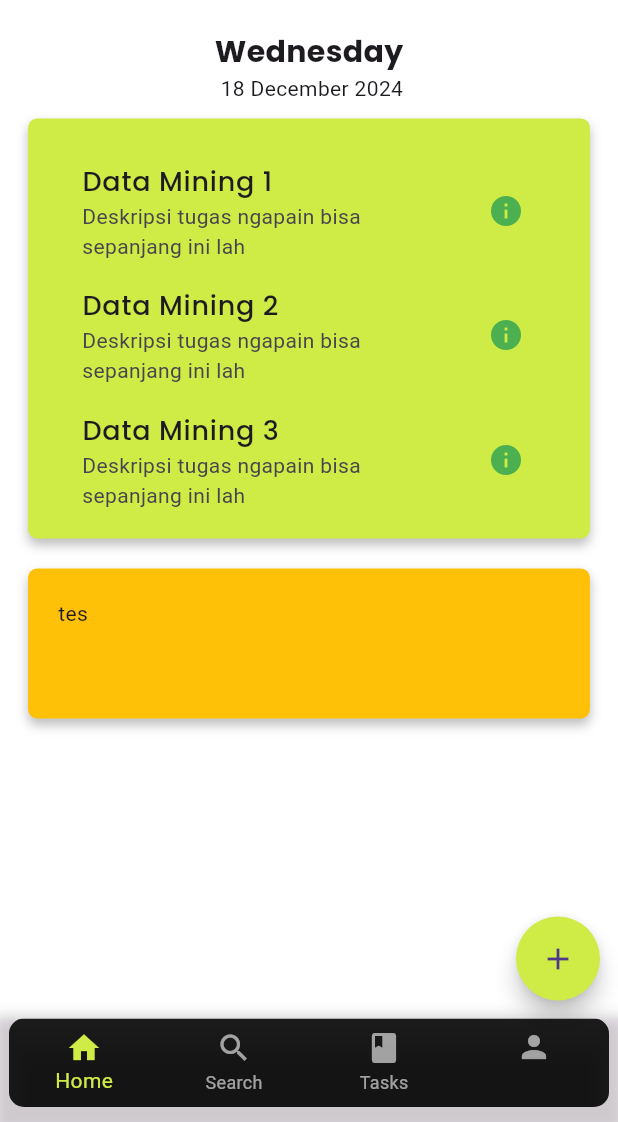
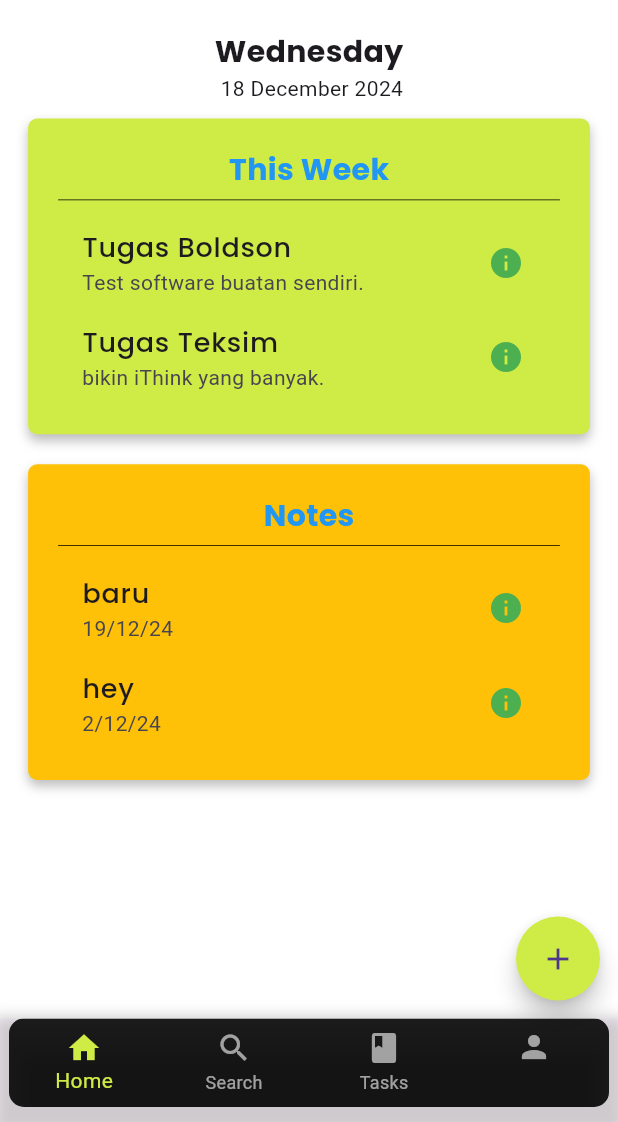
Before and after one commit to fathursyh/pretty_notes, a Flutter app: the MainLayout screen opened by its route, after a tap on the "add" icon, on a phone screen of 412 x 824 dp, the part 114-1236 px from its top. Run offline on Flutter 3.47's test engine with Material 3 defaults, Android fonts, the phone set to English and light mode, and no system bars; our stand-ins replace firebase_auth, firebase_core, firebase_database, get, google_fonts; accounts and stored records are empty.

Commit message:
update : home - add state for adding new items, flexible container, animated container

```diff
--- a/lib/presentations/layouts/main_layout.dart
+++ b/lib/presentations/layouts/main_layout.dart
@@ -1,5 +1,4 @@
 import 'package:flutter/material.dart';
-import 'package:google_fonts/google_fonts.dart';
 import 'package:pretty_notes/presentations/pages/home_page.dart';
 import 'package:pretty_notes/presentations/pages/profile_page.dart';
 import 'package:pretty_notes/presentations/pages/search_page.dart';
@@ -64,7 +63,17 @@ class MainLayout extends StatelessWidget {
         backgroundColor: CustomColors.primary,
         shape: const CircleBorder(),
         child: const Icon(Icons.add),
-        onPressed: () {},
+        onPressed: () {
+          state.notes.add(
+            {'titles': 'baru', 'descriptions': '19/12/24'},
+          );
+          state.tasks.add(
+            {
+              'titles': 'Tugas Boldson',
+              'descriptions': 'Test software buatan sendiri.'
+            },
+          );
+        },
       ),
     );
   }
--- a/lib/presentations/widgets/custom/custom_container2.dart
+++ b/lib/presentations/widgets/custom/custom_container2.dart
@@ -14,7 +14,8 @@ class CustomContainer2 extends StatelessWidget {
 
   @override
   Widget build(BuildContext context) {
-    return Container(
+    return AnimatedContainer(
+        duration: const Duration(milliseconds: 200),
         width: MediaQuery.of(context).size.width / 1.1,
         constraints: BoxConstraints(
           minHeight: minHeight,
--- a/lib/presentations/widgets/home.dart
+++ b/lib/presentations/widgets/home.dart
@@ -1,7 +1,7 @@
 import 'package:flutter/material.dart';
 import 'package:get/get.dart';
 import 'package:google_fonts/google_fonts.dart';
-import 'package:pretty_notes/presentations/widgets/custom/custom_container2.dart';
+import 'package:pretty_notes/presentations/widgets/home/home_container.dart';
 import 'package:pretty_notes/src/controllers/app_controller.dart';
 import 'package:pretty_notes/src/setting/custom_colors.dart';
 
@@ -10,6 +10,7 @@ class Home extends StatelessWidget {
   final AppController app = Get.find();
   @override
   Widget build(BuildContext context) {
+    final AppController app = Get.find();
     return SingleChildScrollView(
       child: Column(
         children: [
@@ -23,41 +24,23 @@ class Home extends StatelessWidget {
           ),
           Text(app.fullDate.split(',')[1]),
           const SizedBox(height: 10),
-          CustomContainer2(
-            minHeight: 100,
-            maxHeight: 280,
-            color: CustomColors.primary,
-            child: Padding(
-              padding: const EdgeInsets.all(20.0),
-              child: ListView.builder(
-                shrinkWrap: true,
-                addAutomaticKeepAlives: true,
-                itemCount: 4,
-                itemBuilder: (context, index) {
-                  return ListTile(
-                    minTileHeight: 10,
-                    title: Text(
-                      'Data Mining ${index + 1}',
-                      style: GoogleFonts.poppins(
-                          fontSize: 18, fontWeight: FontWeight.w500),
-                    ),
-                    subtitle: const Text(
-                        'Deskripsi tugas ngapain bisa sepanjang ini lah'),
-                    trailing: const Icon(
-                      Icons.info,
-                      color: Colors.green,
-                    ),
-                  );
-                },
-              ),
-            ),
+          HomeContainer(
+            app.tasks,
+            boxTitle: 'This Week',
+            boxColor: CustomColors.primary,
           ),
           const SizedBox(height: 20),
-          const CustomContainer2(
-            color: Colors.amber,
-            child: Padding(
-              padding: EdgeInsets.all(20.0),
-              child: Text('tes'),
+          InkWell(
+            onDoubleTap: () {
+              app.showJournal();
+            },
+            child: Obx(
+              () => HomeContainer(
+                app.notes,
+                boxTitle: 'Notes',
+                boxColor: Colors.amber,
+                maxHeight: app.isNotesShown.value ? 220 : 90,
+              ),
             ),
           )
         ],
--- /dev/null
+++ b/lib/presentations/widgets/home/home_container.dart
@@ -0,0 +1,75 @@
+import 'package:flutter/material.dart';
+import 'package:get/get.dart';
+import 'package:google_fonts/google_fonts.dart';
+import 'package:pretty_notes/presentations/widgets/custom/custom_container2.dart';
+
+class HomeContainer extends StatelessWidget {
+  const HomeContainer(this.listData,
+      {super.key, this.boxTitle = '', this.boxColor, this.maxHeight = 300});
+  final List listData;
+  final String boxTitle;
+  final Color? boxColor;
+  final double maxHeight;
+  @override
+  Widget build(BuildContext context) {
+    return CustomContainer2(
+      minHeight: 90,
+      maxHeight: maxHeight,
+      color: boxColor,
+      child: Padding(
+        padding: const EdgeInsets.all(20.0),
+        child: Column(
+          mainAxisSize: MainAxisSize.min,
+          children: [
+            Container(
+              padding: const EdgeInsets.only(bottom: 5),
+              width: double.infinity,
+              decoration: const BoxDecoration(
+                border: Border(
+                  bottom: BorderSide(
+                    width: 0.5,
+                  ),
+                ),
+              ),
+              child: Center(
+                child: Text(
+                  boxTitle,
+                  style: GoogleFonts.poppins(
+                      fontSize: 20,
+                      fontWeight: FontWeight.bold,
+                      color: Colors.blue),
+                ),
+              ),
+            ),
+            const SizedBox(height: 10),
+            Flexible(
+              child: Obx(
+                () => ListView.builder(
+                  reverse: true,
+                  shrinkWrap: true,
+                  addAutomaticKeepAlives: true,
+                  itemCount: listData.length,
+                  itemBuilder: (context, index) {
+                    return ListTile(
+                      minTileHeight: 10,
+                      title: Text(
+                        '${listData[index]['titles']}',
+                        style: GoogleFonts.poppins(
+                            fontSize: 18, fontWeight: FontWeight.w500),
+                      ),
+                      subtitle: Text('${listData[index]['descriptions']}'),
+                      trailing: const Icon(
+                        Icons.info,
+                        color: Colors.green,
+                      ),
+                    );
+                  },
+                ),
+              ),
+            ),
+          ],
+        ),
+      ),
+    );
+  }
+}
--- a/lib/src/controllers/app_controller.dart
+++ b/lib/src/controllers/app_controller.dart
@@ -10,4 +10,22 @@ class AppController extends GetxController {
     _navigator.value = value;
     update();
   }
+
+  final isNotesShown = true.obs;
+  void showJournal() {
+    isNotesShown.value = !isNotesShown.value;
+  }
+
+  final tasks = [
+    {
+      'titles': 'Tugas Teksim',
+      'descriptions': 'bikin iThink yang banyak.',
+    },
+  ].obs;
+  final notes = [
+    {
+      'titles': 'hey',
+      'descriptions': '2/12/24',
+    }
+  ].obs;
 }
```
